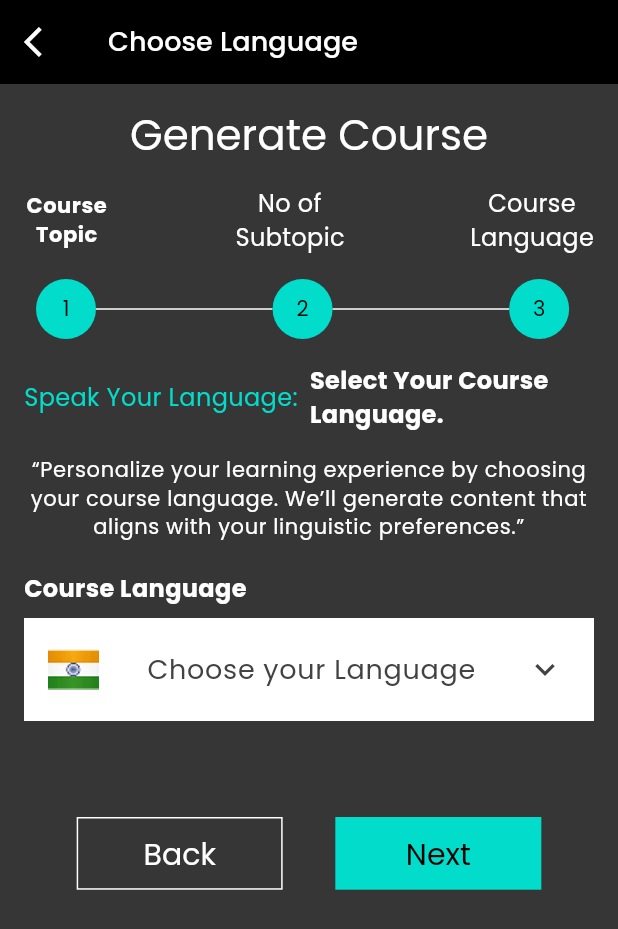
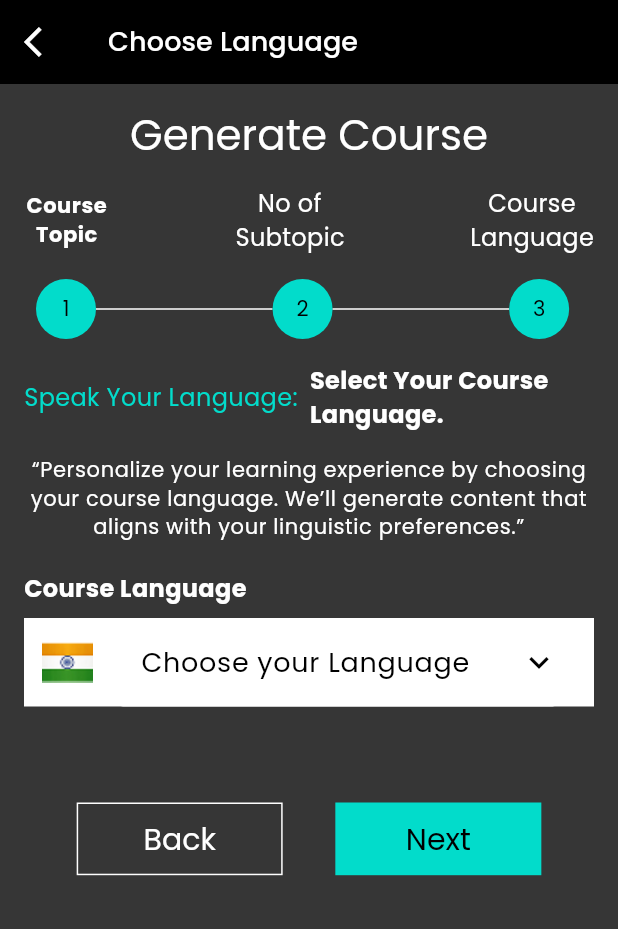
Before and after one commit to gopalkking/SeekMyCourse, a Flutter app: the GenerateCourseChooseLanguage screen opened by its route, on a phone screen of 412 x 824 dp. Shown: the top 929 px of the screen. Run offline on Flutter 3.47's test engine with Material 3 defaults, Android fonts, the phone set to English and light mode, and no system bars; our stand-ins replace get, google_fonts.

Commit message:
generate correction

```diff
--- a/lib/src/View/Screens/Generate Course/generate_course_choose_language.dart
+++ b/lib/src/View/Screens/Generate Course/generate_course_choose_language.dart
@@ -67,9 +67,8 @@ class _GenerateCourseChooseLanguageState extends State<GenerateCourseChooseLangu
             Text("Course Language",style: theme.textTheme.bodyMedium!.copyWith(fontWeight: FontWeight.bold),),
             8.vspace,
             Container(
-             width: context.width/1, height: context.height/12,
-             padding: EdgeInsets.symmetric(horizontal: 16),
-             decoration: BoxDecoration(color: Colors.white),
+             padding: EdgeInsets.symmetric(horizontal: 12),
+             color: Colors.white,
              child: Row(
               children: [
                 Image.asset(AppImages.indiaFlag),
@@ -79,7 +78,7 @@ class _GenerateCourseChooseLanguageState extends State<GenerateCourseChooseLangu
                             child: CustomDropdown(
                                 labeltext: 'Choose your Language',
                                 borderColor: Colors.white,
-                                labelColor: Colors.grey.shade800,
+                                labelColor: Color(0xff000000),
                                 value: selectedLanguage,
                                 onChanged: (newValue) {
                                   setState(() {
```
Also changed, not shown: lib/src/View/Screens/Generate Course/generate_course.dart (+5 -4 lines).
